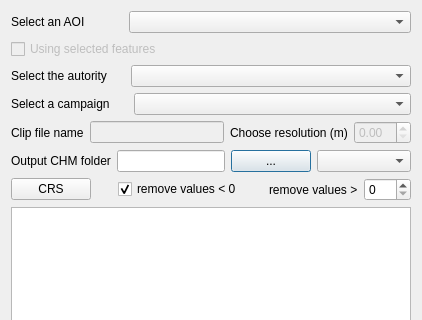
First picture: the form in chm_from_lidar_dialog_base.ui, repository gtergeomatica/PLUGIN_CHM_FROM_LIDAR, before the edit; both pictures show x 0 to 422 and y 0 to 320 of the 422 by 601 pixel window.
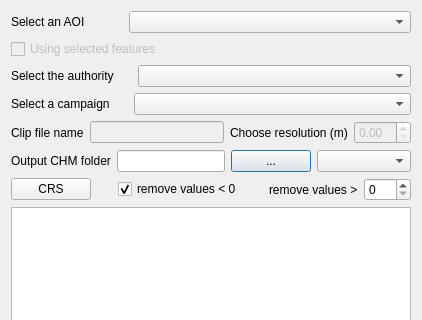
Second picture: the form after the edit. Custom widgets are drawn as their Qt base class.

```diff
--- a/chm_from_lidar_dialog_base.ui
+++ b/chm_from_lidar_dialog_base.ui
@@ -92,7 +92,7 @@
        <item>
         <widget class="QLabel" name="label_5">
          <property name="text">
-          <string>Select the autority</string>
+          <string>Select the authority</string>
          </property>
         </widget>
        </item>
```
